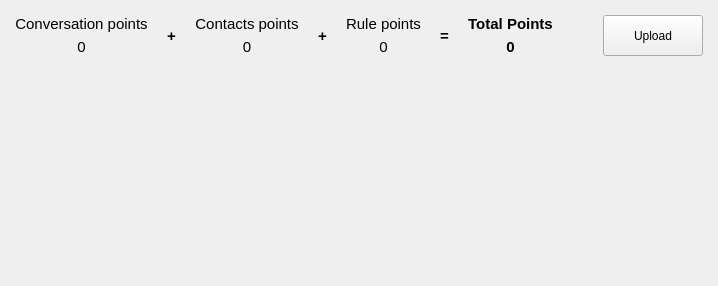
Qt form src/chatbot/front-end/scorewidget.ui (lvklabs/chatbot) before a commit.
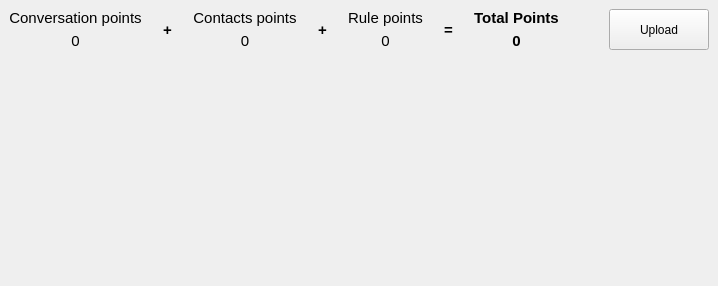
The same form after that commit. Icons and pictures are not drawn.

```diff
--- a/src/chatbot/front-end/scorewidget.ui
+++ b/src/chatbot/front-end/scorewidget.ui
@@ -18,7 +18,7 @@
     <number>5</number>
    </property>
    <property name="margin">
-    <number>15</number>
+    <number>9</number>
    </property>
    <item row="2" column="2">
     <widget class="QLabel" name="convPointsLabel">
```
